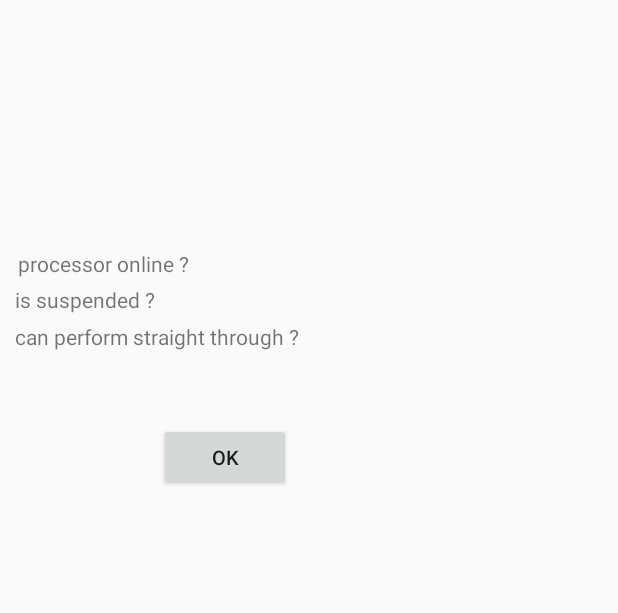
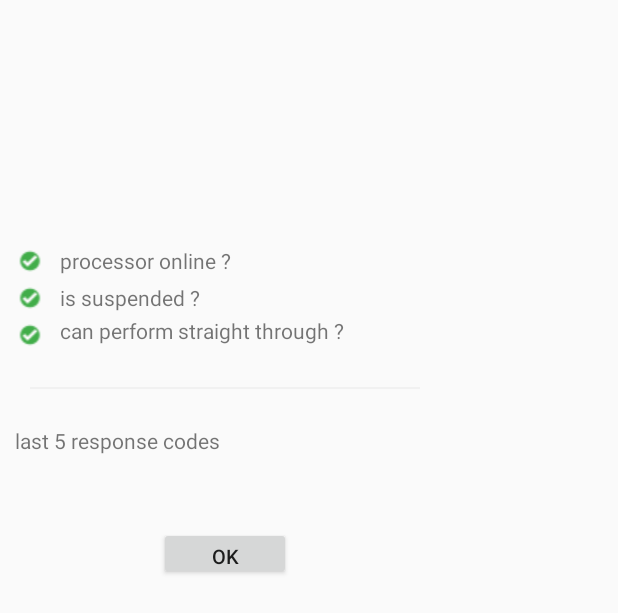
Before and after one commit to ojoadeolagabriel/autopay_go_online, an Android app: the layout bank_summary_popup.xml on its own in the app's theme, with its tools: preview values and no code run, on a phone screen of 412 x 824 dp. Shown: the top 613 px of the screen. Run offline under Robolectric (Android 15) with nearby library versions, the phone set to English and light mode, and no system bars.

Commit message:
first blood 2

```diff
--- a/app/src/main/java/projects/synapse/com/autopaymonitors/views/basic/Main.java
+++ b/app/src/main/java/projects/synapse/com/autopaymonitors/views/basic/Main.java
@@ -169,7 +169,17 @@ public class Main extends BaseActivity {
                     ((ImageView) dialog.findViewById(R.id.imgBankLogo)).setImageBitmap(ImageHelper.roundCornerImage(BitmapFactory.decodeResource(Main.this.getResources(), resID), 30));
                 }
 
+
+                if(!processor.isEnabled){
+                    ((ImageView) dialog.findViewById(R.id.imgBankLogoIsOnline)).setImageResource(R.drawable.red);
+                }
+
+                if(processor.isPaused){
+                    ((ImageView) dialog.findViewById(R.id.imgBankLogoIsSuspended)).setImageResource(R.drawable.red);
+                }
+
                 TextView tv = ((TextView) dialog.findViewById(R.id.tvBankTitle));
+                TextView tvLastReponseCodes = ((TextView) dialog.findViewById(R.id.tvLastReponseCodes));
                 TextView tvBankDescription = ((TextView) dialog.findViewById(R.id.tvBankDescription));
                 tv.setText(processor.name);
                 tvBankDescription.setText(processor.description);
@@ -178,6 +188,7 @@ public class Main extends BaseActivity {
                 Typeface plain = Typeface.createFromAsset(getAssets(), "fonts/open-san-light.ttf");
                 tv.setTypeface(bold);
                 tvBankDescription.setTypeface(plain);
+                tvLastReponseCodes.setTypeface(plain);
 
                 Button dialogButton = (Button) dialog.findViewById(R.id.btnSubmit);
                 // if button is clicked, close the custom dialog
--- a/app/src/main/res/layout/bank_summary_popup.xml
+++ b/app/src/main/res/layout/bank_summary_popup.xml
@@ -8,6 +8,7 @@
         android:id="@+id/imgBankLogo"
         android:layout_gravity="center_horizontal|center_vertical"
         android:layout_margin="10dp"
+        android:layout_marginTop="20dp"
         android:layout_width="60dp"
         android:layout_height="60dp" />
 
@@ -32,11 +33,15 @@
         android:layout_height="wrap_content" />
 
     <LinearLayout
-        android:padding="2dp"
         android:orientation="horizontal"
         android:layout_width="match_parent"
         android:layout_height="wrap_content">
-
+        <ImageView
+            android:layout_marginLeft="10dp"
+            android:layout_height="20dp"
+            android:layout_width="20dp"
+            android:src="@drawable/good"
+            android:id="@+id/imgBankLogoIsOnline"/>
         <TextView
             android:text="processor online ?"
             android:layout_marginLeft="10dp"
@@ -45,11 +50,29 @@
             android:layout_width="match_parent"
             android:layout_height="wrap_content" />
 
+    </LinearLayout>
+
+    <LinearLayout
+        android:orientation="horizontal"
+        android:layout_width="match_parent"
+        android:layout_height="wrap_content">
+
         <ImageView
+            android:layout_marginLeft="10dp"
             android:layout_height="20dp"
             android:layout_width="20dp"
             android:src="@drawable/good"
-            android:id="@+id/imgBankLogoIsOnline"/>
+            android:id="@+id/imgBankLogoIsSuspended"/>
+
+        <TextView
+            android:text="is suspended ?"
+            android:layout_marginLeft="10dp"
+            android:layout_marginRight="10dp"
+            android:layout_marginBottom="5dp"
+            android:id="@+id/tvIsPaused"
+            android:layout_width="match_parent"
+            android:layout_height="wrap_content" />
+
 
     </LinearLayout>
 
@@ -57,27 +80,14 @@
         android:orientation="horizontal"
         android:layout_width="match_parent"
         android:layout_height="wrap_content">
-        <TextView
-            android:text="is suspended ?"
-            android:layout_marginLeft="10dp"
-            android:layout_marginRight="10dp"
-            android:layout_marginBottom="5dp"
-            android:layout_gravity="center_horizontal|center_vertical"
-            android:id="@+id/tvIsPaused"
-            android:layout_width="match_parent"
-            android:layout_height="wrap_content" />
 
         <ImageView
+            android:layout_marginLeft="10dp"
             android:layout_height="20dp"
             android:layout_width="20dp"
             android:src="@drawable/good"
-            android:id="@+id/imgBankLogoIsSuspended"/>
-    </LinearLayout>
+            android:id="@+id/imgBankLogoIsStp"/>
 
-    <LinearLayout
-        android:orientation="horizontal"
-        android:layout_width="match_parent"
-        android:layout_height="wrap_content">
         <TextView
             android:text="can perform straight through ?"
             android:layout_marginLeft="10dp"
@@ -87,18 +97,38 @@
             android:id="@+id/tvIsStp"
             android:layout_width="match_parent"
             android:layout_height="wrap_content" />
-        <ImageView
-            android:layout_height="20dp"
-            android:layout_width="20dp"
-            android:src="@drawable/good"
-            android:id="@+id/imgBankLogoIsStp"/>
+
+    </LinearLayout>
+
+    <View
+        android:layout_margin="20dp"
+        android:layout_width="match_parent"
+        android:layout_height="1dp"
+        android:background="#f1f1f1"/>
+
+    <LinearLayout
+        android:layout_marginTop="7dp"
+        android:orientation="horizontal"
+        android:layout_width="match_parent"
+        android:layout_height="wrap_content">
+
+        <TextView
+            android:text="last 5 response codes"
+            android:layout_marginLeft="10dp"
+            android:layout_marginRight="10dp"
+            android:layout_marginBottom="5dp"
+            android:layout_gravity="center_horizontal|center_vertical"
+            android:id="@+id/tvLastReponseCodes"
+            android:layout_width="match_parent"
+            android:layout_height="wrap_content" />
+
     </LinearLayout>
 
     <Button
         android:layout_marginTop="40dp"
         android:textSize="13dp"
         android:text="ok"
-        android:layout_height="45dp"
+        android:layout_height="35dp"
         android:layout_marginBottom="20dp"
         android:layout_gravity="center_horizontal|center_vertical"
         android:id="@+id/btnSubmit"
```
Also changed, not shown: app/src/main/res/drawable/red.png (added).
